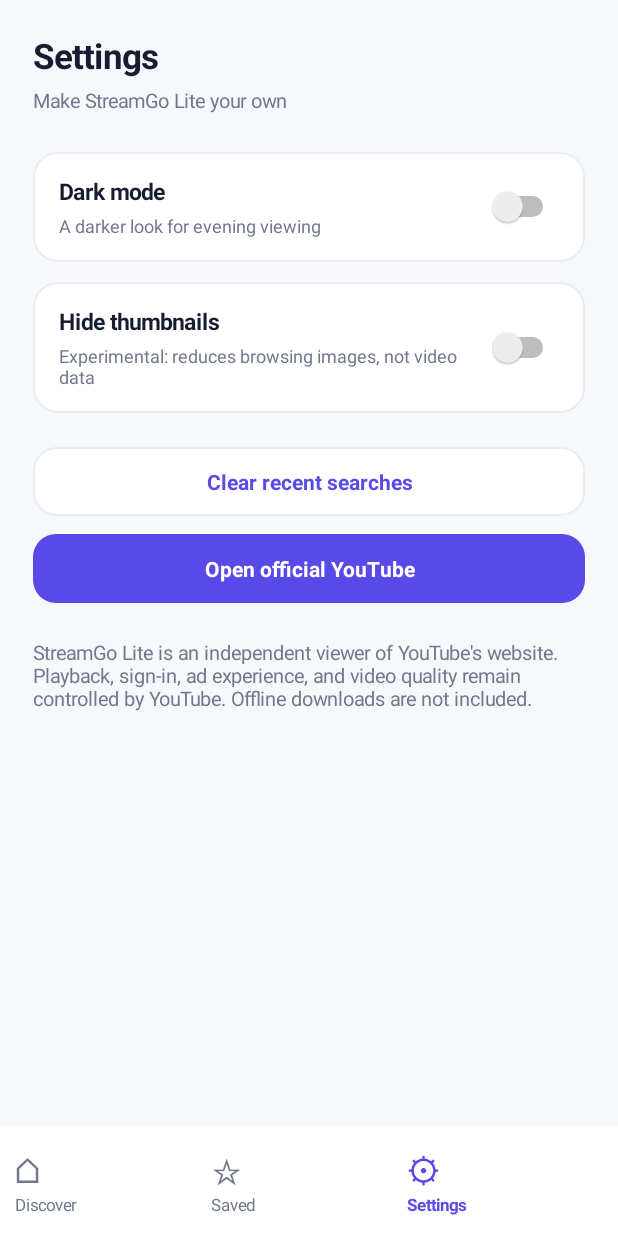
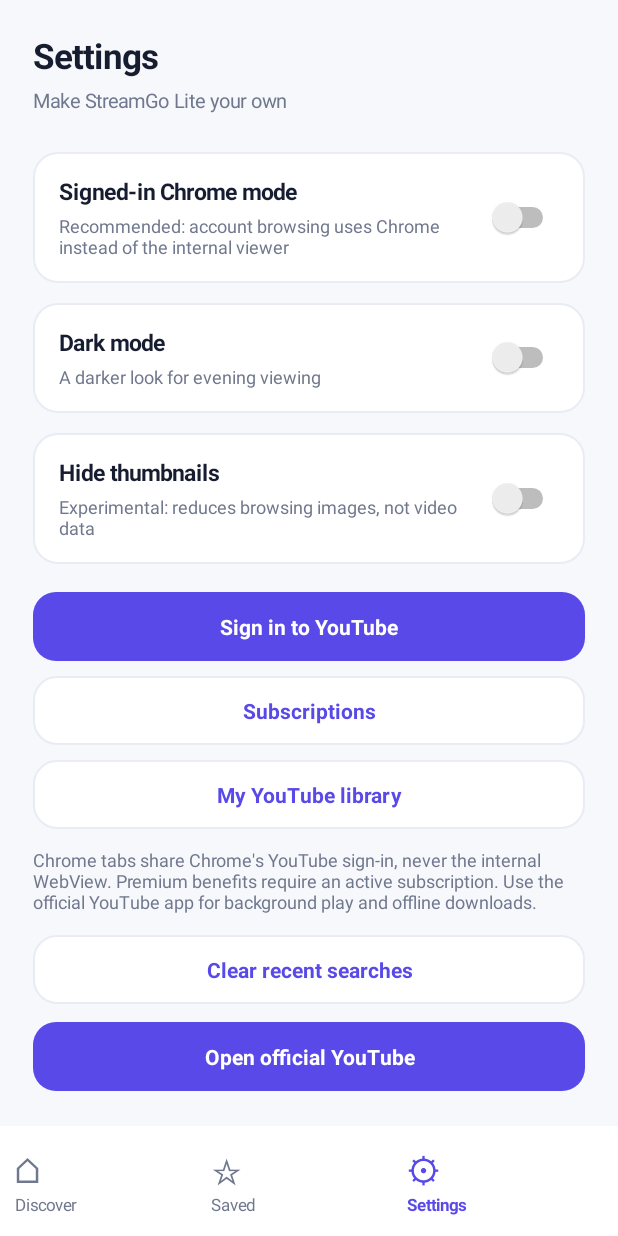
Before and after one commit to Wayudiesa24/StreamGoLite, an Android app: the screen it shows after launch (MainActivity), after a tap on an icon or button, on a phone screen of 412 x 824 dp. Run offline under Robolectric (Android 15) with nearby library versions, the phone set to English and light mode, and no system bars.

Commit message:
Build signed-in account hub, subscriptions shortcuts, and sharing-aware bookmarks

```diff
--- a/app/src/main/java/com/wayudiesa/streamgolite/MainActivity.java
+++ b/app/src/main/java/com/wayudiesa/streamgolite/MainActivity.java
@@ -237,7 +237,9 @@ public class MainActivity extends Activity {
             return false;
         });
         body.addView(search);
-        gap(body, 28);
+        gap(body, 18);
+        accountCard(body);
+        gap(body, 26);
         heading(body, "Explore topics", "Pick something to enjoy");
         gap(body, 15);
         String[][] topics = {
@@ -293,6 +295,27 @@ public class MainActivity extends Activity {
     private JSONArray json(String key) {
         try { return new JSONArray(prefs.getString(key, "[]")); }
         catch (Exception e) { return new JSONArray(); }
+    }
+
+    private void accountCard(LinearLayout body) {
+        LinearLayout card = column();
+        card.setPadding(d(18), d(17), d(18), d(18));
+        card.setBackground(shape(dark ? Color.parseColor("#29274A") : Color.parseColor("#EEEAFE"), 19, Color.TRANSPARENT));
+        card.addView(text("YOUR YOUTUBE ACCOUNT", 11, true, accent));
+        gap(card, 7);
+        card.addView(text("Sign in safely. Keep your favourites.", 17, true, ink));
+        gap(card, 6);
+        card.addView(text("Open YouTube through Chrome. If you have Premium, YouTube can recognise your subscription there. Your password stays with Google.", 12, false, muted));
+        gap(card, 14);
+        card.addView(action("YouTube · sign in", () -> accountTab(HOME_URL), true));
+        gap(card, 12);
+        LinearLayout quick = row();
+        quick.addView(action("Subscriptions", () -> accountTab(SUBSCRIPTIONS_URL), false));
+        quick.addView(action("My YouTube", () -> accountTab(LIBRARY_URL), false));
+        card.addView(quick);
+        body.addView(card);
+        gap(body, 9);
+        body.addView(text(usesAccountMode() ? "Browsing: signed-in Chrome mode" : "Browsing: lightweight internal mode", 12, false, muted));
     }
 
     private boolean usesAccountMode() {
@@ -519,25 +542,8 @@ public class MainActivity extends Activity {
     }
 
     private void bookmark() {
-        String address = current();
-        if (!isYoutube(address)) return;
-        JSONArray old = json(SAVED_KEY);
-        JSONArray next = new JSONArray();
-        JSONObject record = new JSONObject();
-        try {
-            String name = web.getTitle();
-            record.put("url", address);
-            record.put("title", name == null || name.isEmpty() ? "YouTube video" : name);
-            next.put(record);
-            for (int i = 0; i < old.length() && next.length() < 80; i++) {
-                JSONObject item = old.optJSONObject(i);
-                if (item != null && !address.equals(item.optString("url"))) next.put(item);
-            }
-            prefs.edit().putString(SAVED_KEY, next.toString()).apply();
-            Toast.makeText(this, "Saved on your phone", Toast.LENGTH_SHORT).show();
-        } catch (JSONException e) {
-            Toast.makeText(this, "Unable to save link", Toast.LENGTH_SHORT).show();
-        }
+        storeBookmark(current(), web == null ? "YouTube link" : web.getTitle());
+        Toast.makeText(this, "Saved on your phone", Toast.LENGTH_SHORT).show();
     }
 
     private void removeBookmark(String address) {
@@ -554,6 +560,8 @@ public class MainActivity extends Activity {
     private void saved() {
         LinearLayout body = content();
         heading(body, "Saved videos", "Your saved YouTube links stay on this device");
+        gap(body, 12);
+        body.addView(text("In signed-in mode, tap Share on a YouTube video and choose StreamGo Lite Beta to save its link here.", 12, false, muted));
         gap(body, 21);
         JSONArray list = json(SAVED_KEY);
         if (list.length() == 0) {
@@ -612,9 +620,18 @@ public class MainActivity extends Activity {
         LinearLayout body = content();
         heading(body, "Settings", "Make StreamGo Lite your own");
         gap(body, 25);
+        settingToggle(body, "Signed-in Chrome mode", "Recommended: account browsing uses Chrome instead of the internal viewer", ACCOUNT_MODE_KEY);
         settingToggle(body, "Dark mode", "A darker look for evening viewing", "dark");
         settingToggle(body, "Hide thumbnails", "Experimental: reduces browsing images, not video data", "hide_images");
-        gap(body, 9);
+        gap(body, 5);
+        body.addView(action("Sign in to YouTube", () -> accountTab(HOME_URL), true));
+        gap(body, 10);
+        body.addView(action("Subscriptions", () -> accountTab(SUBSCRIPTIONS_URL), false));
+        gap(body, 10);
+        body.addView(action("My YouTube library", () -> accountTab(LIBRARY_URL), false));
+        gap(body, 12);
+        body.addView(text("Chrome tabs share Chrome's YouTube sign-in, never the internal WebView. Premium benefits require an active subscription. Use the official YouTube app for background play and offline downloads.", 12, false, muted));
+        gap(body, 14);
         body.addView(action("Clear recent searches", () -> {
             prefs.edit().remove(RECENT_KEY).apply();
             Toast.makeText(this, "Search history cleared", Toast.LENGTH_SHORT).show();
@@ -622,7 +639,7 @@ public class MainActivity extends Activity {
         gap(body, 12);
         body.addView(action("Open official YouTube", () -> external(HOME_URL), true));
         gap(body, 24);
-        body.addView(text("StreamGo Lite is an independent viewer of YouTube's website. Playback, sign-in, ad experience, and video quality remain controlled by YouTube. Offline downloads are not included.", 13, false, muted));
+        body.addView(text("StreamGo Lite Beta 2.0 is an independent companion, not affiliated with Google or YouTube. StreamGo cannot read your Google password or Chrome cookies.", 13, false, muted));
         navbar();
     }
 
```
